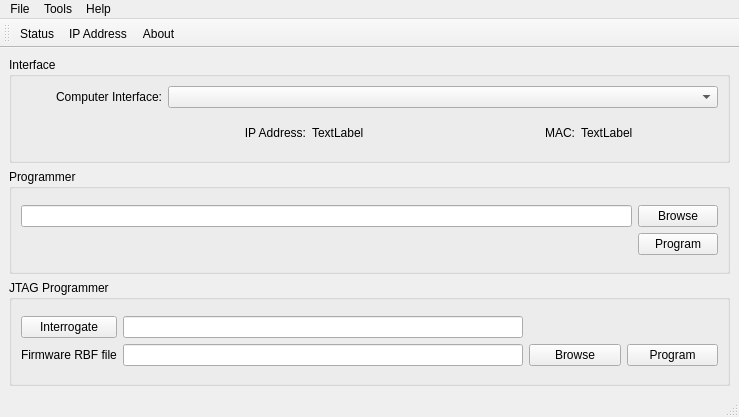
First picture: the form in KV0S/hpsdr-programmers/HPSDRBootloader/mainwindow.ui, repository TAPR/OpenHPSDR-SVN, before the edit.
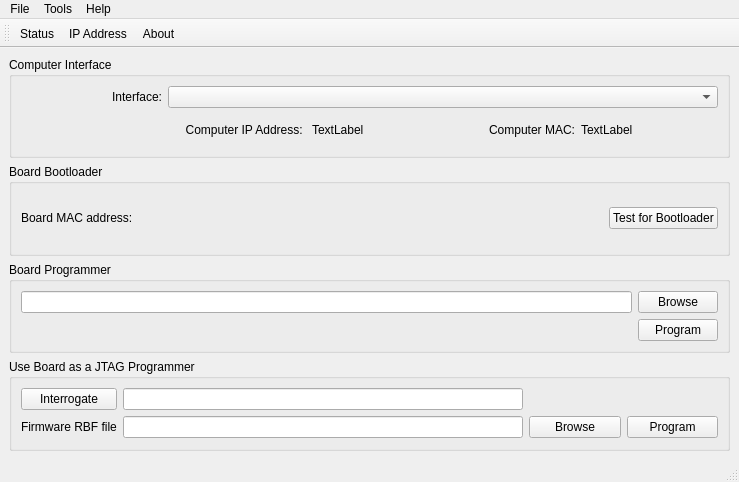
Second picture: the form after the edit. Icons and pictures are not drawn.

Commit message: update the timeout code and added bootloader detect button

```diff
--- a/KV0S/hpsdr-programmers/HPSDRBootloader/mainwindow.ui
+++ b/KV0S/hpsdr-programmers/HPSDRBootloader/mainwindow.ui
@@ -7,7 +7,7 @@
     <x>0</x>
     <y>0</y>
     <width>739</width>
-    <height>417</height>
+    <height>482</height>
    </rect>
   </property>
   <property name="windowTitle">
@@ -21,7 +21,7 @@
     <item row="0" column="0">
      <widget class="QGroupBox" name="groupBox">
       <property name="title">
-       <string>Interface</string>
+       <string>Computer Interface</string>
       </property>
       <layout class="QGridLayout" name="gridLayout_2">
        <item row="0" column="0">
@@ -29,7 +29,7 @@
          <item row="0" column="0">
           <widget class="QLabel" name="label">
            <property name="text">
-            <string>Computer Interface:</string>
+            <string>Interface:</string>
            </property>
            <property name="alignment">
             <set>Qt::AlignRight|Qt::AlignTrailing|Qt::AlignVCenter</set>
@@ -77,7 +77,7 @@
             <item>
              <widget class="QLabel" name="label_2">
               <property name="text">
-               <string>IP Address:</string>
+               <string>Computer IP Address: </string>
               </property>
               <property name="alignment">
                <set>Qt::AlignRight|Qt::AlignTrailing|Qt::AlignVCenter</set>
@@ -94,7 +94,7 @@
             <item>
              <widget class="QLabel" name="label_4">
               <property name="text">
-               <string>MAC:</string>
+               <string>Computer MAC:</string>
               </property>
               <property name="alignment">
                <set>Qt::AlignRight|Qt::AlignTrailing|Qt::AlignVCenter</set>
@@ -116,13 +116,13 @@
       </layout>
      </widget>
     </item>
-    <item row="1" column="0">
+    <item row="2" column="0">
      <widget class="QGroupBox" name="groupBox_2">
       <property name="toolTip">
        <string>&lt;html&gt;&lt;head/&gt;&lt;body&gt;&lt;p&gt;This programmer can only program primary HPSDR boards with an ethernet connection. The bootloader jumpers (J1 or J12) must be set on the connected board.&lt;/p&gt;&lt;/body&gt;&lt;/html&gt;</string>
       </property>
       <property name="title">
-       <string>Programmer</string>
+       <string>Board Programmer</string>
       </property>
       <layout class="QGridLayout" name="gridLayout_4">
        <item row="0" column="0">
@@ -178,13 +178,13 @@
       </layout>
      </widget>
     </item>
-    <item row="2" column="0">
+    <item row="3" column="0">
      <widget class="QGroupBox" name="groupBox_3">
       <property name="toolTip">
        <string>&lt;html&gt;&lt;head/&gt;&lt;body&gt;&lt;p&gt;Use the primary HPSDR board as a JTAG programmer for another secondary HPSDR board.&lt;/p&gt;&lt;/body&gt;&lt;/html&gt;</string>
       </property>
       <property name="title">
-       <string>JTAG Programmer</string>
+       <string>Use Board as a JTAG Programmer</string>
       </property>
       <layout class="QGridLayout" name="gridLayout_6">
        <item row="0" column="0">
@@ -283,6 +283,60 @@
       </layout>
      </widget>
     </item>
+    <item row="1" column="0">
+     <widget class="QGroupBox" name="groupBox_4">
+      <property name="title">
+       <string>Board Bootloader</string>
+      </property>
+      <layout class="QGridLayout" name="gridLayout_8">
+       <item row="0" column="0">
+        <layout class="QHBoxLayout" name="horizontalLayout_2">
+         <item>
+          <widget class="QLabel" name="label_6">
+           <property name="text">
+            <string>Board MAC address:</string>
+           </property>
+          </widget>
+         </item>
+         <item>
+          <widget class="QLabel" name="boardMACaddress">
+           <property name="text">
+            <string/>
+           </property>
+          </widget>
+         </item>
+         <item>
+          <widget class="QLabel" name="testStatement">
+           <property name="text">
+            <string/>
+           </property>
+          </widget>
+         </item>
+         <item>
+          <spacer name="horizontalSpacer_4">
+           <property name="orientation">
+            <enum>Qt::Horizontal</enum>
+           </property>
+           <property name="sizeHint" stdset="0">
+            <size>
+             <width>40</width>
+             <height>20</height>
+            </size>
+           </property>
+          </spacer>
+         </item>
+         <item>
+          <widget class="QPushButton" name="boardTest">
+           <property name="text">
+            <string>Test for Bootloader</string>
+           </property>
+          </widget>
+         </item>
+        </layout>
+       </item>
+      </layout>
+     </widget>
+    </item>
    </layout>
   </widget>
   <widget class="QMenuBar" name="menubar">
```
Left out of the diff: 8 changed lines with no effect on the pictures. The commit also changes 3 other files.
